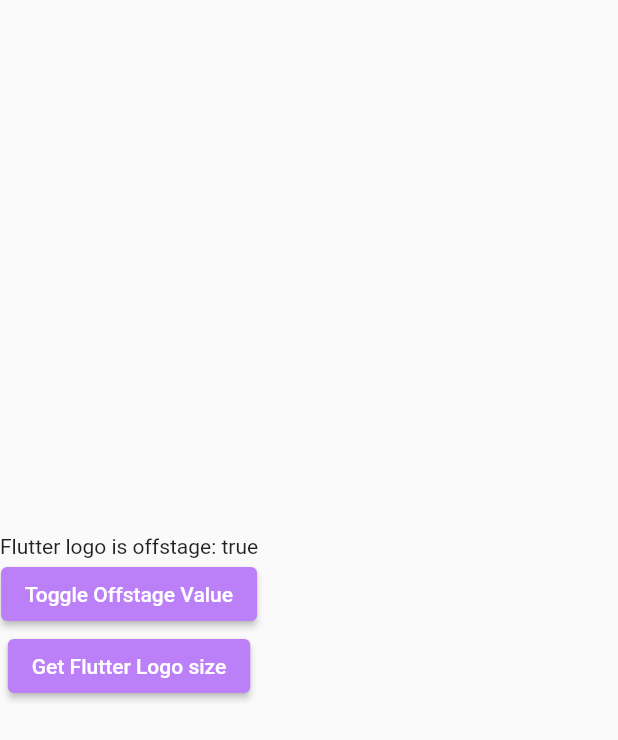
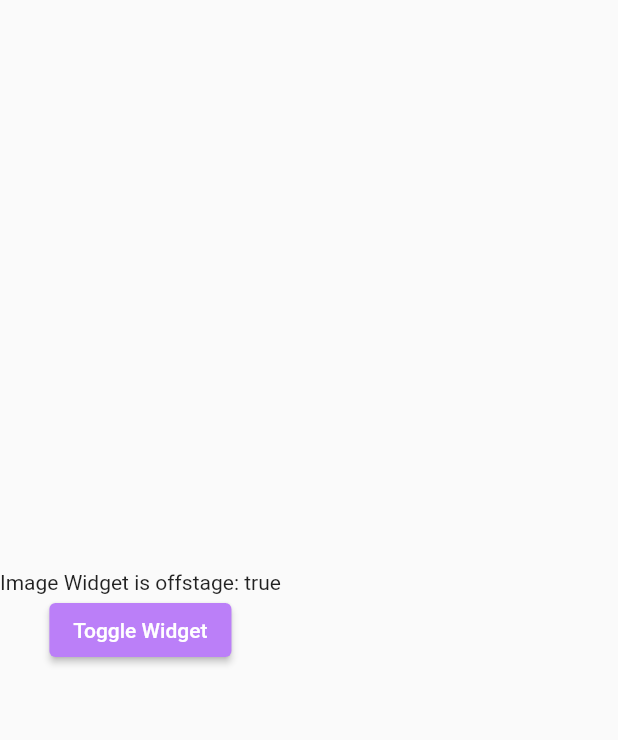
Before and after one commit to ACM-VIT/fludget, a Flutter app: the OffStageImplementation widget shown alone on an empty page, opened directly, on a phone screen of 412 x 824 dp. Shown: the top 740 px of the screen. Run offline on Flutter 3.47's test engine with Material 2 defaults, Android fonts, the phone set to English and light mode, and no system bars; our stand-ins replace file_picker, package_info_plus, shared_preferences, webview_flutter; missing offline and left inert: syntax_highlighter; accounts and stored records are empty.

Commit message:
Size functionality removed, as well as description edited and replaced flutter image with logo from asset

```diff
--- a/lib/routes/offStage.dart
+++ b/lib/routes/offStage.dart
@@ -10,15 +10,8 @@ class OffStageImplementation extends StatefulWidget {
 }
 
 class _OffStageImplementationState extends State<OffStageImplementation> {
-  final GlobalKey _key = GlobalKey();
 
-  bool _offstage = true;
-
-  Size _getFlutterLogoSize() {
-    final RenderBox renderLogo =
-    _key.currentContext!.findRenderObject()! as RenderBox;
-    return renderLogo.size;
-  }
+  bool _imgOffstage = true;
 
   @override
   Widget build(BuildContext context) {
@@ -26,32 +19,24 @@ class _OffStageImplementationState extends State<OffStageImplementation> {
       mainAxisAlignment: MainAxisAlignment.center,
       children: <Widget>[
         Offstage(
-          offstage: _offstage,
-          child: FlutterLogo(
-            key: _key,
-            size: 150.0,
+          offstage: _imgOffstage,
+          child: Padding(
+            padding: const EdgeInsets.only(bottom: 10),
+            child: Image.asset(
+              "assets/images/logo.png",
+              height: 200,
+            ),
           ),
         ),
-        Text('Flutter logo is offstage: $_offstage'),
+        Text('Image Widget is offstage: $_imgOffstage'),
         ElevatedButton(
-          child: const Text('Toggle Offstage Value'),
+          child: const Text('Toggle Widget'),
           onPressed: () {
             setState(() {
-              _offstage = !_offstage;
+              _imgOffstage = !_imgOffstage;
             });
           },
         ),
-        if (_offstage)
-          ElevatedButton(
-              child: const Text('Get Flutter Logo size'),
-              onPressed: () {
-                ScaffoldMessenger.of(context).showSnackBar(
-                  SnackBar(
-                    content:
-                    Text('Flutter Logo size is ${_getFlutterLogoSize()}'),
-                  ),
-                );
-              }),
       ],
     );
   }
@@ -77,7 +62,7 @@ class OffStageDescription extends StatelessWidget {
                     fontSize: 16.0,
                   ),
                   text:
-                  'A widget that lays the child out as if it was in the tree, but without painting anything, without making the child available for hit testing, and without taking any room in the parent.\n'
+                  'Hide a widget from view.\n'
               ),
               TextSpan(
                   style: TextStyle(
@@ -91,9 +76,8 @@ class OffStageDescription extends StatelessWidget {
                     fontSize: 16.0,
                   ),
                   text:
-                  'Offstage can be used to measure the dimensions of a widget without bringing it on screen (yet).\n'
+                  'Offstage is a widget that lays the child out as if it was in the tree, but without painting anything, without making the child available for hit testing, and without taking any room in the parent.\n'
               ),
-
             ],
           ),
         ),
@@ -110,7 +94,6 @@ class OffStageCode extends CodeString {
     return """Offstage(
           offstage: _offstage,
           child: FlutterLogo(
-            key: _key,
             size: 150.0,
           ),
         ),""";
```
